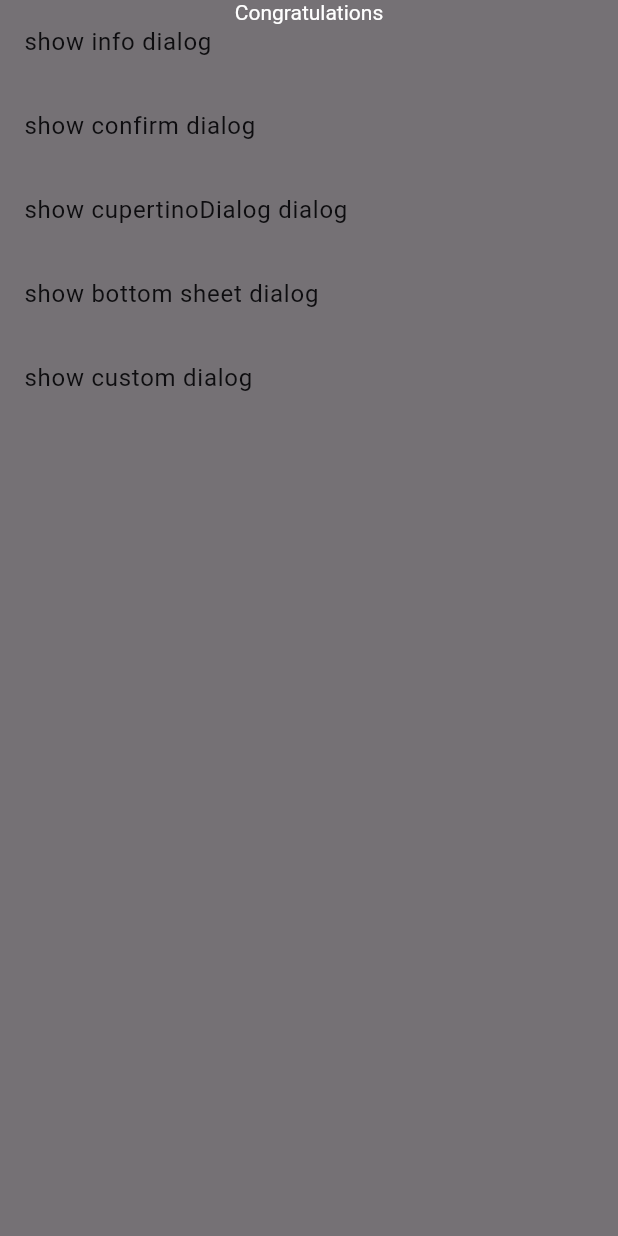
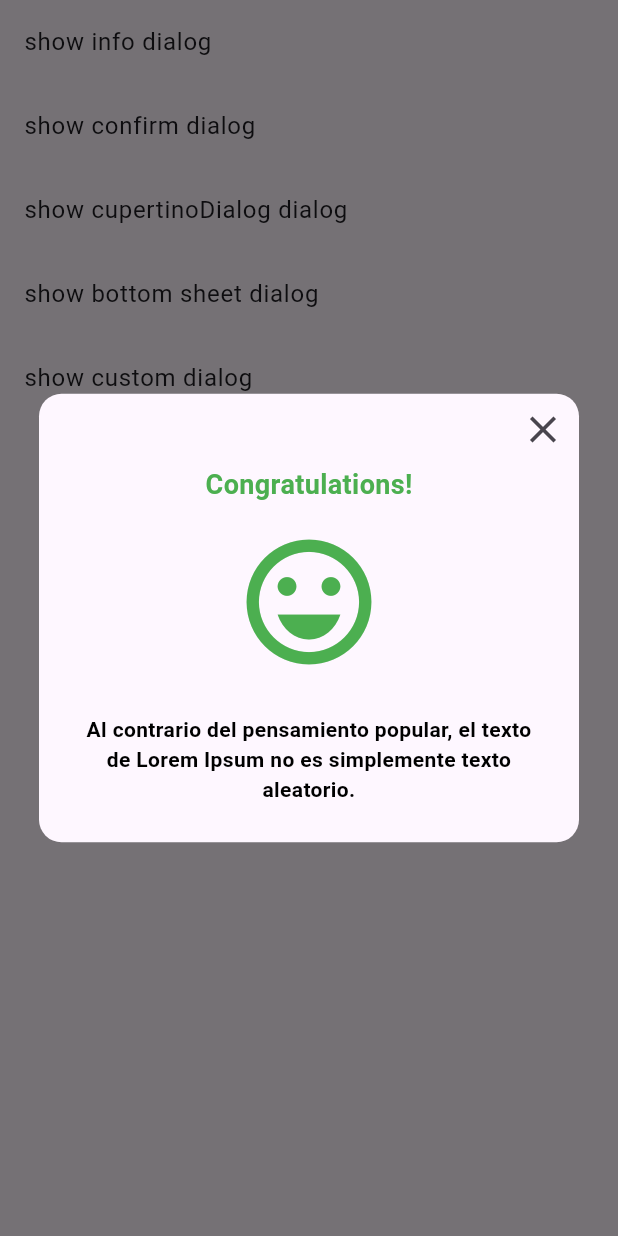
Before and after one commit to AgustinaGF/flutterpractice, a Flutter app: the DialogsPages screen opened by its route, after a tap on "show custom dialog", on a phone screen of 412 x 824 dp. Run offline on Flutter 3.47's test engine with Material 2 defaults, Android fonts, the phone set to English and light mode, and no system bars.

Commit message:
custom dialog 161

```diff
--- a/lib/dialogs/custom_dialog.dart
+++ b/lib/dialogs/custom_dialog.dart
@@ -12,14 +12,58 @@ class _CustomDialog extends StatelessWidget {
 
   @override
   Widget build(BuildContext context) {
-    return DefaultTextStyle(
-      style: TextStyle(),
-      child: Container(
+    return Center(
+      child: Material(
+        borderRadius: BorderRadius.circular(15),
+        child: SizedBox(
+          width: 360,
           child: Column(
-        children: [
-          Text('Congratulations'),
-        ],
-      )),
+            mainAxisSize: MainAxisSize.min,
+            children: [
+              Align(
+                alignment: Alignment.centerRight,
+                child: IconButton(
+                  onPressed: () {
+                    Navigator.pop(context);
+                  },
+                  icon: const Icon(
+                    Icons.close,
+                    size: 30,
+                  ),
+                ),
+              ),
+              const Text(
+                'Congratulations!',
+                style: TextStyle(
+                  color: Colors.green,
+                  fontWeight: FontWeight.bold,
+                  fontSize: 18,
+                ),
+              ),
+              const SizedBox(
+                height: 15,
+              ),
+              const Icon(
+                Icons.emoji_emotions_outlined,
+                color: Colors.green,
+                size: 100,
+              ),
+              const Padding(
+                padding: EdgeInsets.all(25),
+                child: Text(
+                  'Al contrario del pensamiento popular, el texto de Lorem Ipsum no es simplemente texto aleatorio.',
+                  style: TextStyle(
+                    color: Colors.black,
+                    fontWeight: FontWeight.bold,
+                    fontSize: 14,
+                  ),
+                  textAlign: TextAlign.center,
+                ),
+              ),
+            ],
+          ),
+        ),
+      ),
     );
   }
 }
```
